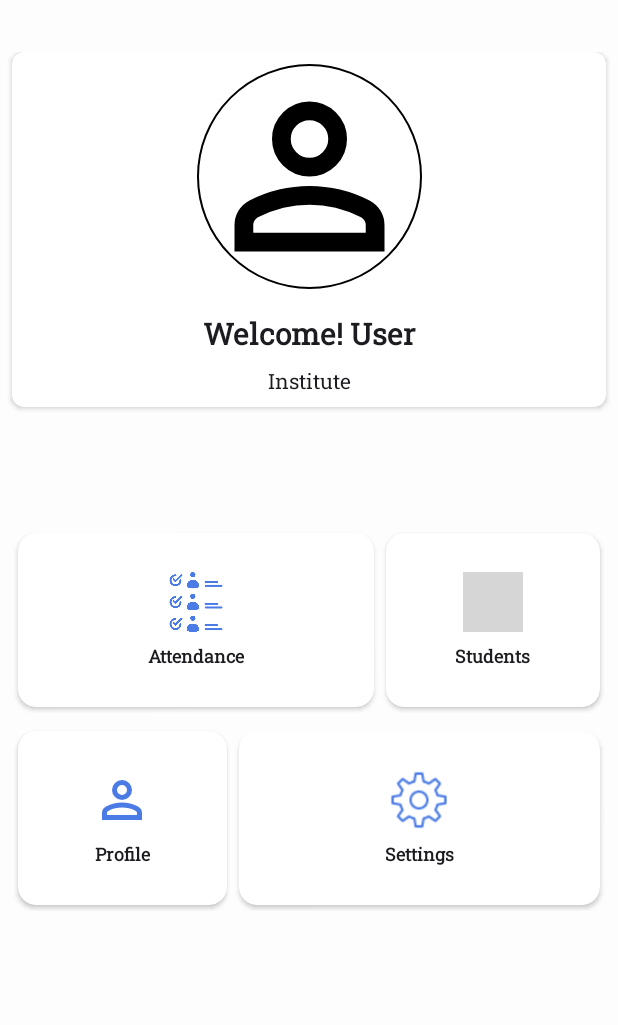
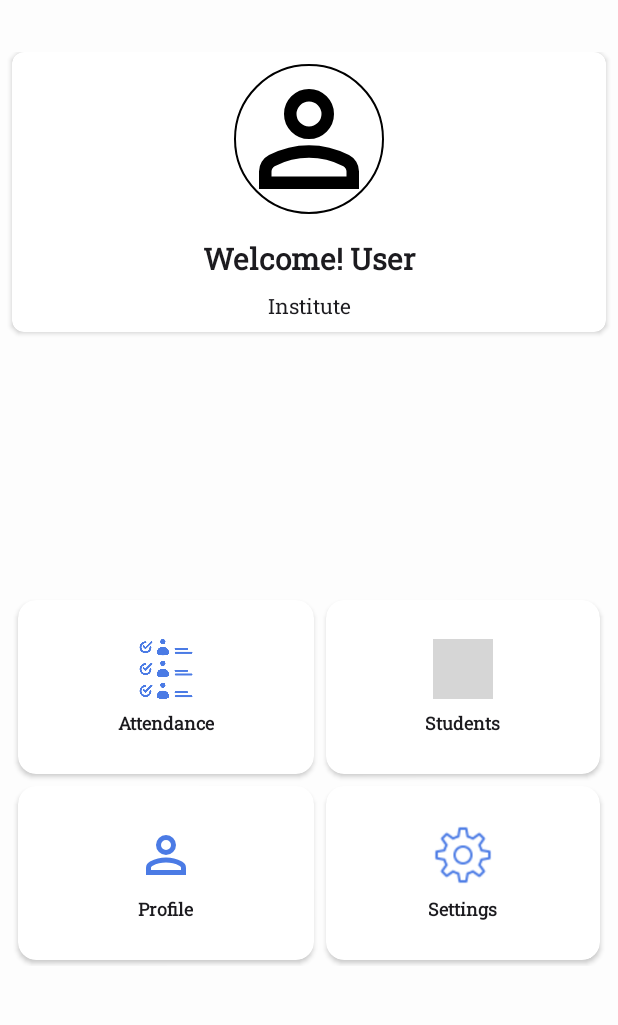
Before and after one commit to Aliimran2/Roll-Call, an Android app: the screen it shows after launch (MainActivity), on a phone screen of 412 x 824 dp, the part 110-1135 px from its top. Run offline under Robolectric (Android 15) with nearby library versions, the light colour scheme and no system bars; our stand-ins replace CircleImageView, Dagger/Hilt's generated code, Room's generated code, navigation-ui; grey boxes are pictures that could not be loaded.

Commit message:
Dashboard layout Tiles to Squared

```diff
--- a/app/src/main/res/layout/fragment_dashboard.xml
+++ b/app/src/main/res/layout/fragment_dashboard.xml
@@ -17,27 +17,24 @@
         android:layout_height="0dp"/>
 
 
-
-
     <GridLayout
         android:id="@+id/dashboard_card"
         android:layout_width="match_parent"
         android:layout_height="wrap_content"
-        android:layout_above="@id/dashboard_card_two"
+        android:layout_marginTop="80dp"
         android:columnCount="2"
-        android:layout_marginTop="80dp"
         android:paddingHorizontal="8dp"
         android:useDefaultMargins="true"
+        app:layout_constraintBottom_toBottomOf="parent"
         app:layout_constraintEnd_toEndOf="parent"
-        app:layout_constraintTop_toBottomOf="@id/top_layout"
-        >
+        app:layout_constraintTop_toBottomOf="@id/top_layout">
 
         <include
             android:id="@+id/attendance_card"
             layout="@layout/item_card"
             android:layout_width="wrap_content"
             android:layout_height="wrap_content"
-            android:layout_columnWeight="3" />
+            android:layout_columnWeight="1" />
 
         <include
             android:id="@+id/students_card"
@@ -45,20 +42,6 @@
             android:layout_width="wrap_content"
             android:layout_height="wrap_content"
             android:layout_columnWeight="1" />
-
-    </GridLayout>
-
-    <GridLayout
-        android:id="@+id/dashboard_card_two"
-        android:layout_width="match_parent"
-        android:layout_height="wrap_content"
-        android:layout_marginTop="8dp"
-        android:columnCount="2"
-        android:paddingHorizontal="8dp"
-        android:useDefaultMargins="true"
-
-        app:layout_constraintEnd_toEndOf="parent"
-        app:layout_constraintTop_toBottomOf="@+id/dashboard_card">
 
 
         <include
@@ -73,10 +56,11 @@
             layout="@layout/item_card"
             android:layout_width="wrap_content"
             android:layout_height="wrap_content"
-            android:layout_columnWeight="3" />
-
+            android:layout_columnWeight="1" />
 
     </GridLayout>
 
 
+
+
 </androidx.constraintlayout.widget.ConstraintLayout>
--- a/app/src/main/res/layout/profile_layout.xml
+++ b/app/src/main/res/layout/profile_layout.xml
@@ -4,6 +4,7 @@
     android:layout_width="match_parent"
     android:layout_height="wrap_content"
     android:elevation="4dp"
+    android:layout_margin="16dp"
     app:cardCornerRadius="8dp">
 
     <androidx.constraintlayout.widget.ConstraintLayout
@@ -13,8 +14,8 @@
 
         <de.hdodenhof.circleimageview.CircleImageView
             android:id="@+id/iv_user_profile"
-            android:layout_width="150dp"
-            android:layout_height="150dp"
+            android:layout_width="100dp"
+            android:layout_height="100dp"
             android:layout_marginTop="8dp"
             android:src="@drawable/ic_person"
             app:civ_border_width="1dp"
--- a/app/src/main/res/values/ic_launcher_background.xml
+++ b/app/src/main/res/values/ic_launcher_background.xml
@@ -1,4 +1,4 @@
 <?xml version="1.0" encoding="utf-8"?>
 <resources>
-    <color name="ic_launcher_background">@color/primary</color>
+    <color name="ic_launcher_background">@color/onSecondary</color>
 </resources>
```
